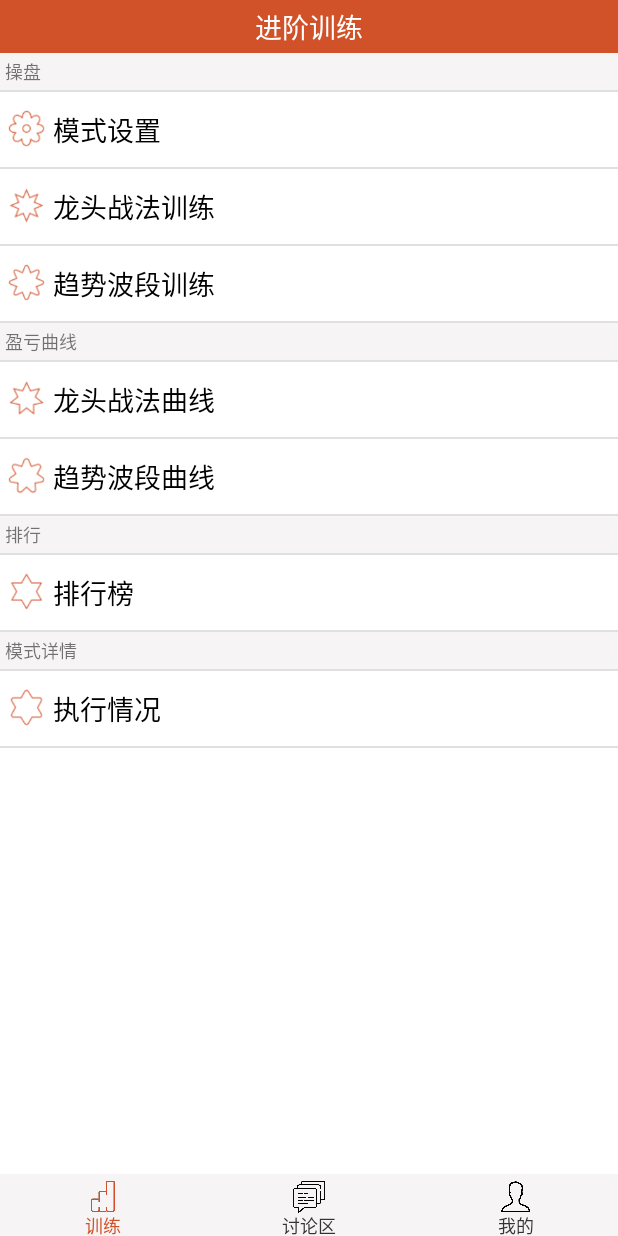
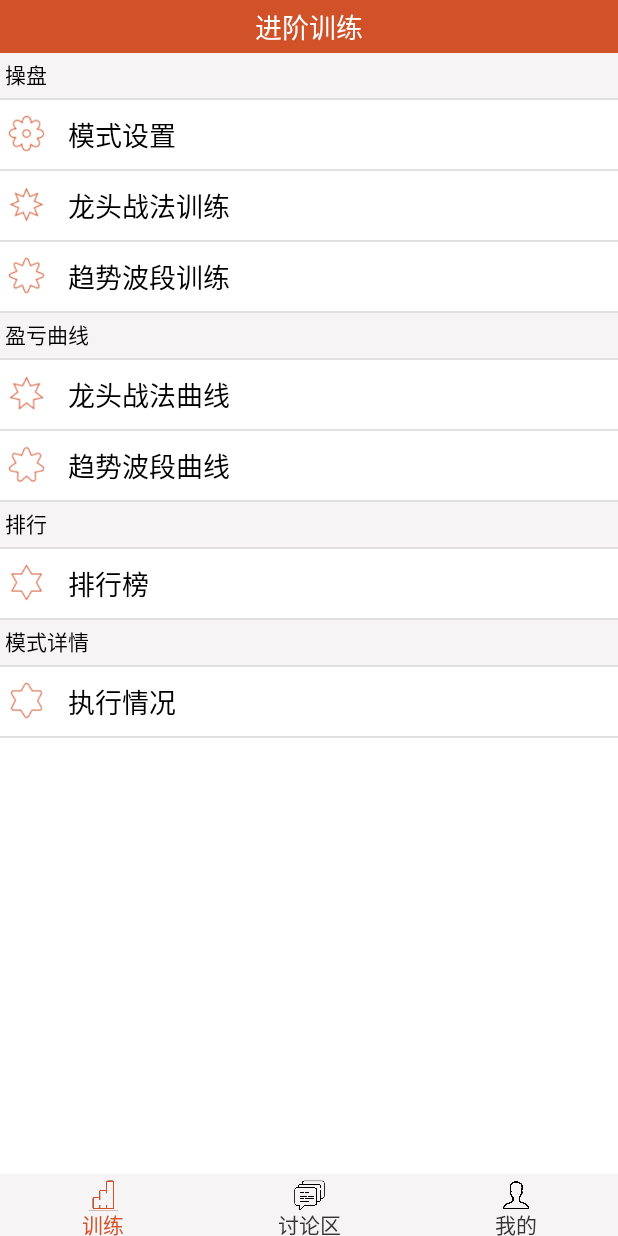
Before and after one commit to wangml-start/msxl, an Android app: the AppMainActivity screen opened directly, with no data from a screen before it, on a phone screen of 412 x 824 dp. Run offline under Robolectric (Android 15) with nearby library versions, the phone set to English and light mode, and no system bars.

Commit message:
调整界面

```diff
--- a/app/src/main/res/layout/main_list_item.xml
+++ b/app/src/main/res/layout/main_list_item.xml
@@ -1,7 +1,7 @@
 <?xml version="1.0" encoding="utf-8"?>
 <RelativeLayout xmlns:android="http://schemas.android.com/apk/res/android"
         android:layout_width="match_parent"
-        android:layout_height="50dp"
+        android:layout_height="46dp"
         android:orientation="horizontal"
         android:background="@color/bg_white"
         android:padding="5dp">
@@ -21,7 +21,7 @@
             android:layout_height="match_parent"
             android:layout_centerVertical="true"
             android:layout_alignParentLeft="true"
-            android:layout_marginLeft="30dp"
+            android:layout_marginLeft="40dp"
             android:gravity="left|center_vertical"
             android:textColor="@color/text_topbar"
             android:textSize="@dimen/NormalSize" />
--- a/app/src/main/res/layout/ranking_fragment.xml
+++ b/app/src/main/res/layout/ranking_fragment.xml
@@ -10,6 +10,7 @@
             android:orientation="horizontal"
             android:layout_width="fill_parent"
             android:background="@color/div_white"
+            android:textColor="@color/text_topbar"
             android:layout_height="30dp">
 
         <TextView
--- a/app/src/main/res/layout/split_item.xml
+++ b/app/src/main/res/layout/split_item.xml
@@ -1,9 +1,8 @@
 <?xml version="1.0" encoding="utf-8"?>
 <RelativeLayout xmlns:android="http://schemas.android.com/apk/res/android"
         android:layout_width="match_parent"
-        android:layout_height="wrap_content"
+        android:layout_height="30dp"
         android:orientation="horizontal"
-        android:layout_marginTop="20dp"
         android:background="@color/div_white"
         android:padding="3dp">
 
@@ -13,5 +12,6 @@
             android:layout_height="match_parent"
             android:layout_centerVertical="true"
             android:layout_alignParentLeft="true"
+            android:textColor="@color/text_topbar"
             android:textSize="@dimen/smallSize" />
 </RelativeLayout>
--- a/app/src/main/res/layout/user_rank_item.xml
+++ b/app/src/main/res/layout/user_rank_item.xml
@@ -12,6 +12,7 @@
             android:textSize="@dimen/smallSize"
             android:layout_height="match_parent"
             android:gravity="center"
+            android:textColor="@color/text_topbar"
             android:id="@+id/txt_no"
             />
 
@@ -21,6 +22,7 @@
             android:textSize="@dimen/smallSize"
             android:layout_height="match_parent"
             android:gravity="left|center_vertical"
+            android:textColor="@color/text_topbar"
             android:id="@+id/txt_user_name"
             />
 
@@ -28,6 +30,7 @@
             android:layout_width="120dp"
             android:layout_height="match_parent"
             android:textSize="@dimen/smallSize"
+            android:textColor="@color/text_topbar"
             android:gravity="right|center_vertical"
             android:id="@+id/txt_amt"
             />
@@ -36,6 +39,7 @@
             android:layout_height="match_parent"
             android:textSize="@dimen/smallSize"
             android:gravity="right|center_vertical"
+            android:textColor="@color/text_topbar"
             android:layout_marginRight="15dp"
             android:id="@+id/txt_rate"
             />
--- a/app/src/main/res/values/colors.xml
+++ b/app/src/main/res/values/colors.xml
@@ -6,7 +6,7 @@
     <color name="bg_white_title">#FFFFFFFF</color>
     <color name="bg_white">#FFFFFF</color>
     <color name="div_white">#F6F4F4</color>
-    <color name="text_hint">#B5B2B2</color>
+    <color name="text_hint">#E1DFDF</color>
     <color name="text_hint2">#ff333333</color>
 
 
--- a/app/src/main/res/values/dimens.xml
+++ b/app/src/main/res/values/dimens.xml
@@ -2,6 +2,6 @@
 <resources>
     <dimen name="LargeSize">20sp</dimen>
     <dimen name="NormalSize">18sp</dimen>
-    <dimen name="smallSize">12sp</dimen>
+    <dimen name="smallSize">14sp</dimen>
     <dimen name="miniSize">8sp</dimen>
 </resources>
```
Also changed, not shown: app/src/main/res/layout/mode_settin_item.xml (+5 -2 lines).
